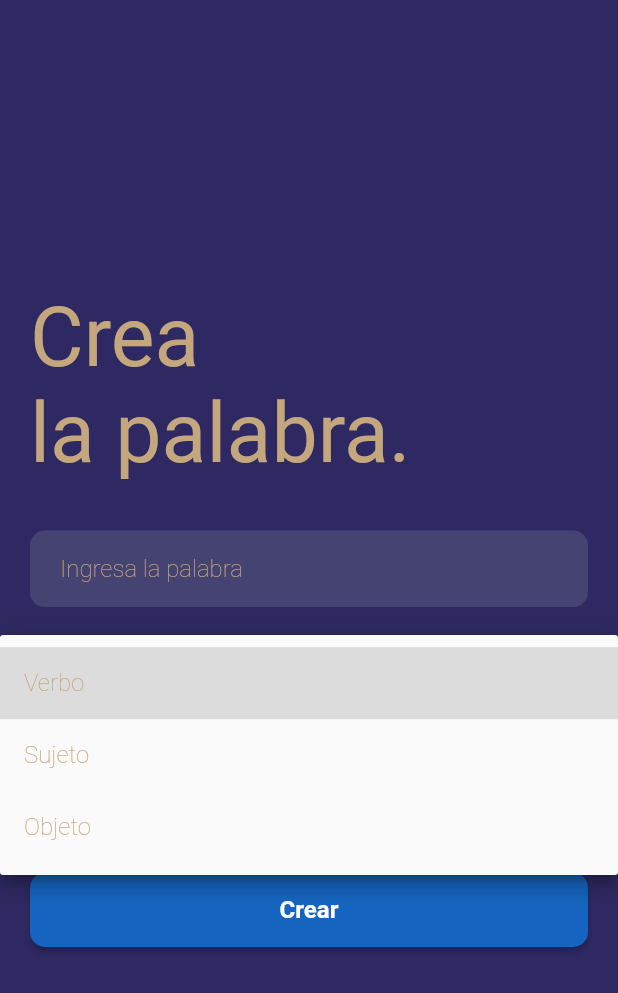
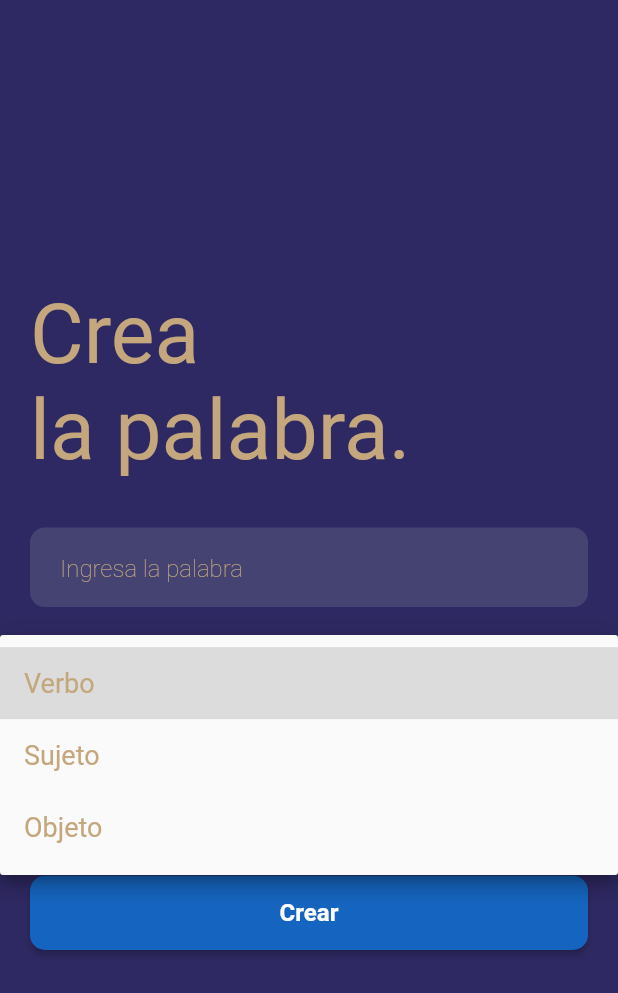
Before and after one commit to Felypee/jamsi_flutter, a Flutter app: the screen it shows after launch, after a tap on "Categoría", on a phone screen of 412 x 824 dp. Shown: the top 993 px of the screen. Run offline on Flutter 3.47's test engine with Material 2 defaults, Android fonts, the light colour scheme and no system bars; drawn by our look-alikes of flutter_form_builder, keyboard_actions; our stand-ins replace dio, either_dart, flutter_bloc, form_builder_validators, freezed_annotation, go_router and 2 more.

Commit message:
Add parameters to words post endpoint and fix theme

```diff
--- a/lib/feature/memorize/domain/memorize_repo.dart
+++ b/lib/feature/memorize/domain/memorize_repo.dart
@@ -3,6 +3,6 @@ import 'package:jamsi_flutter/feature/common/domain/error_model.dart';
 import 'package:jamsi_flutter/feature/memorize/domain/memorize_model.dart';
 
 abstract class MemorizeRepo {
-  Future<Either<HttpAppError, bool>> saveWord(Memorize data);
+  Future<Either<HttpAppError, bool>> saveWord(Memorize data, int userId);
   Future<Either<HttpAppError, String>> editWord(Memorize data);
 }
--- a/lib/feature/memorize/presentation/bloc/memorize_bloc.dart
+++ b/lib/feature/memorize/presentation/bloc/memorize_bloc.dart
@@ -14,7 +14,7 @@ class MemorizeBloc extends Bloc<MemorizeEvent, MemorizeState> {
 
   Future<void> _saveWord(MemorizeSave event, emit) async {
     emit(state.copyWith(memorizeStatus: MemorizeStatus.loading));
-    final result = await repo.saveWord(event.data);
+    final result = await repo.saveWord(event.data, event.userId);
     result.fold((error) {
       debugPrint("Error ${error.message}");
       emit(state.copyWith(memorizeStatus: MemorizeStatus.failure));
--- a/lib/feature/memorize/presentation/bloc/memorize_event.dart
+++ b/lib/feature/memorize/presentation/bloc/memorize_event.dart
@@ -8,6 +8,7 @@ part 'memorize_event.freezed.dart';
 @freezed
 class MemorizeEvent {
   const factory MemorizeEvent() = _Memorize;
-  factory MemorizeEvent.saveWord({required Memorize data}) = MemorizeSave;
+  factory MemorizeEvent.saveWord(
+      {required Memorize data, required int userId}) = MemorizeSave;
   factory MemorizeEvent.editWord({required Memorize data}) = MemorizeEdit;
 }
--- a/lib/feature/memorize/presentation/view/screens/create_word_screen.dart
+++ b/lib/feature/memorize/presentation/view/screens/create_word_screen.dart
@@ -62,11 +62,10 @@ class _CreateWordState extends State<CreateWord> {
                       TranslateAnimation(
                         milliseconds: 400,
                         child: FormBuilderTextField(
-                          keyboardType: TextInputType.name,
+                          textCapitalization: TextCapitalization.sentences,
+                          keyboardType: TextInputType.text,
                           name: "palabra",
                           autovalidateMode: AutovalidateMode.onUserInteraction,
-                          style: const TextStyle(
-                              fontSize: 16, color: Color(0xFF390050)),
                           decoration: const InputDecoration(
                               hintText: "Ingresa la palabra"),
                           validator: FormBuilderValidators.compose([
@@ -117,8 +116,6 @@ class _CreateWordState extends State<CreateWord> {
                           keyboardType: TextInputType.number,
                           name: "veces",
                           autovalidateMode: AutovalidateMode.onUserInteraction,
-                          style: const TextStyle(
-                              fontSize: 16, color: Color(0xFF390050)),
                           decoration: const InputDecoration(
                               hintText: "Cuántas veces a la semana"),
                           validator: FormBuilderValidators.compose([
@@ -143,8 +140,8 @@ class _CreateWordState extends State<CreateWord> {
                                             category: _formKey.currentState!
                                                 .value["categoría"],
                                             times: int.parse(_formKey
-                                                .currentState!
-                                                .value["veces"]))));
+                                                .currentState!.value["veces"])),
+                                        userId: 2));
                               }
                             }),
                       )
--- a/lib/utils/theme.dart
+++ b/lib/utils/theme.dart
@@ -8,18 +8,23 @@ final ThemeData jamsiTheme = ThemeData(
   scaffoldBackgroundColor: const Color(0xFF2F2963),
   textTheme: const TextTheme(
       titleMedium: TextStyle(
-        fontSize: 16,
+          fontSize: 18,
           color: Color(
             0xFFC4A77D,
           ),
-        fontWeight: FontWeight.w200),
+          fontWeight: FontWeight.w400),
       bodyMedium: TextStyle(
           fontSize: 16,
           color: Color(
             0xFFC4A77D,
           ),
           fontWeight: FontWeight.w200),
+      bodySmall: TextStyle(
+          fontSize: 16,
+          color: Color(
+            0xFFC4A77D,
           ),
+          fontWeight: FontWeight.w200)),
   appBarTheme: AppBarTheme(
       color: const Color(0xFF7BE7ED),
       iconTheme: const IconThemeData(
@@ -49,7 +54,7 @@ final ThemeData jamsiTheme = ThemeData(
     inputDecorationTheme: InputDecorationTheme(
       filled: true,
       fillColor: const Color(0xFF454372),
-      labelStyle: const TextStyle(fontSize: 16, color: Color(0xFFC4A77D)),
+      labelStyle: const TextStyle(fontSize: 18, color: Color(0xFFC4A77D)),
       errorStyle: const TextStyle(
         fontSize: 10,
         color: Colors.red,
```
Also changed, not shown: lib/feature/memorize/service/memorize_service.dart (+7 -2 lines), lib/feature/memorize/presentation/bloc/memorize_event.freezed.dart. Lines whose indentation alone changed are shown as unchanged.
